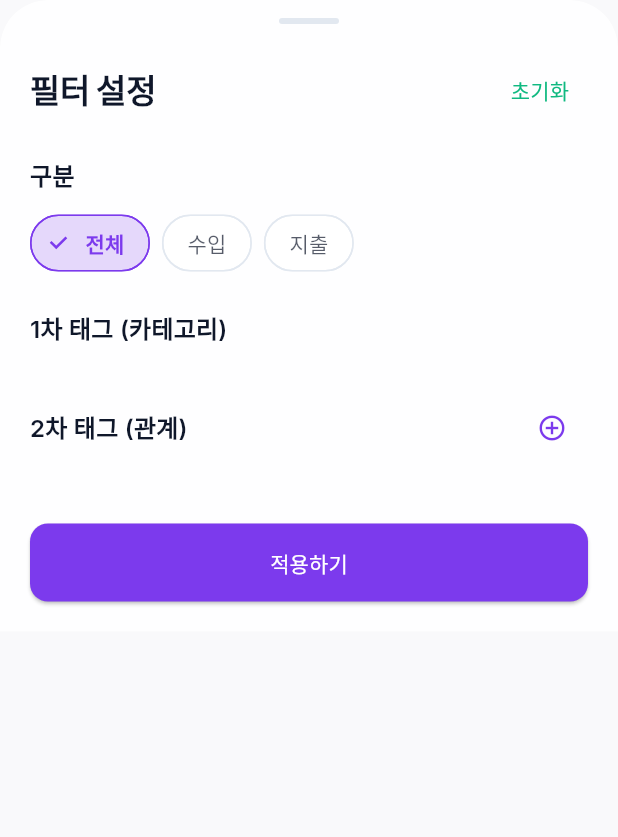
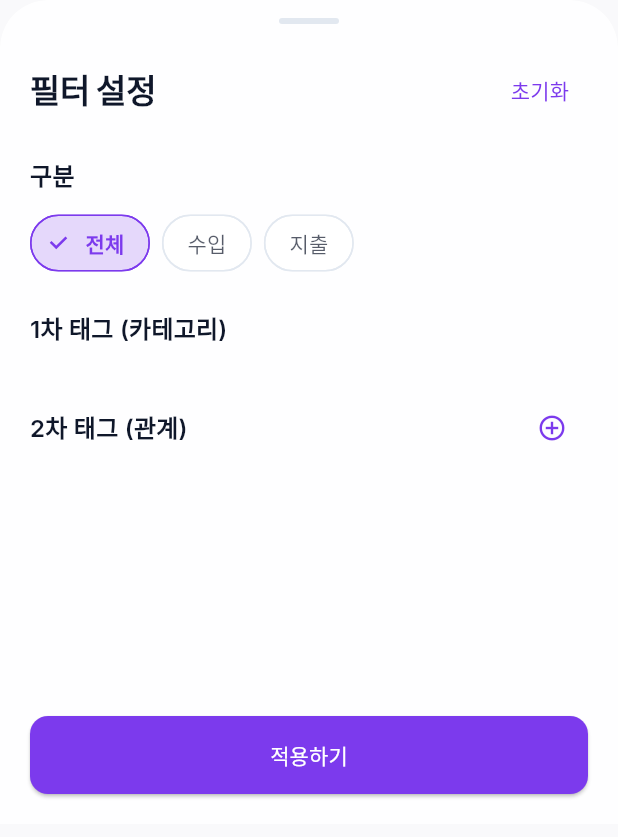
Before and after one commit to eunju-u/TagWith, a Flutter app: the FilterBottomSheet widget shown alone on an empty page, opened directly, on a phone screen of 412 x 824 dp. Shown: the top 837 px of the screen. Run offline on Flutter 3.47's test engine with Material 3 defaults, Android fonts, the phone set to English and light mode, and no system bars; our stand-ins replace animated_bottom_navigation_bar, dio, fl_chart, flutter_secure_storage, geocoding, geolocator and 6 more; accounts and stored records are empty.

Commit message:
ui: 필터 바텀 시트 레이아웃 및 스타일 개선 - 바텀 시트 높이를 화면의 2/3로 설정 - 필터 옵션 영역에 스크롤 기능 추가 - 적용하기 버튼을 팝업 하단에 고정

```diff
--- a/lib/ui/widgets/filter_bottom_sheet.dart
+++ b/lib/ui/widgets/filter_bottom_sheet.dart
@@ -28,19 +28,16 @@ class FilterBottomSheet extends StatelessWidget {
       child: BackdropFilter(
         filter: ImageFilter.blur(sigmaX: 15, sigmaY: 15),
         child: Container(
+          height: MediaQuery.of(context).size.height * 2 / 3, // 화면 크기의 2/3 설정
           padding: const EdgeInsets.fromLTRB(20, 12, 20, 20),
           decoration: BoxDecoration(
             color: theme.colorScheme.surface.withValues(alpha: 0.9),
             borderRadius: const BorderRadius.vertical(top: Radius.circular(32)),
           ),
           child: SafeArea(
-            bottom: true,
-            top: false,
-            child: SingleChildScrollView(
             child: Column(
-                mainAxisSize: MainAxisSize.min,
-                crossAxisAlignment: CrossAxisAlignment.start,
               children: [
+                // 핸들러 바
                 Center(
                   child: Container(
                     width: 40,
@@ -52,13 +49,19 @@ class FilterBottomSheet extends StatelessWidget {
                   ),
                 ),
                 const SizedBox(height: 20),
+                // 스크롤 가능한 영역
+                Expanded(
+                  child: SingleChildScrollView(
+                    child: Column(
+                      crossAxisAlignment: CrossAxisAlignment.start,
+                      children: [
                         Row(
                           mainAxisAlignment: MainAxisAlignment.spaceBetween,
                           children: [
                             Text(AppStrings.filterTitle, style: theme.textTheme.titleLarge),
                             TextButton(
                               onPressed: () => provider.clearFilters(forStats: forStats),
-                        child: const Text(AppStrings.filterReset, style: TextStyle(color: AppColors.secondary)),
+                              child: const Text(AppStrings.filterReset, style: TextStyle(color: AppColors.primary)),
                             ),
                           ],
                         ),
@@ -119,7 +122,13 @@ class FilterBottomSheet extends StatelessWidget {
                                 onSelected: (_) => provider.toggleRelationFilter(rel.id, forStats: forStats),
                               )).toList(),
                         ),
-                  const SizedBox(height: 30),
+                        const SizedBox(height: 20), // 하단 여백 추가
+                      ],
+                    ),
+                  ),
+                ),
+                // 하단 고정 버튼 영역
+                const SizedBox(height: 16),
                 SizedBox(
                   width: double.infinity,
                   child: ElevatedButton(
@@ -134,7 +143,6 @@ class FilterBottomSheet extends StatelessWidget {
                   ),
                 ),
               ],
-              ),
             ),
           ),
         ),
```
Lines whose indentation alone changed are shown as unchanged.
